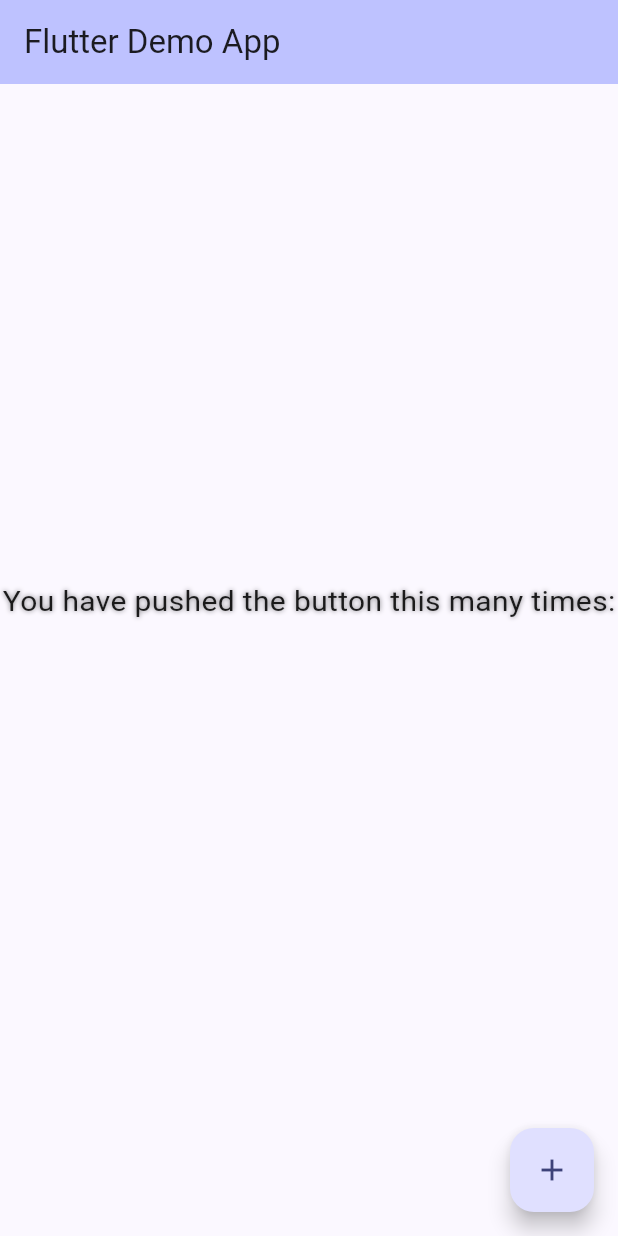
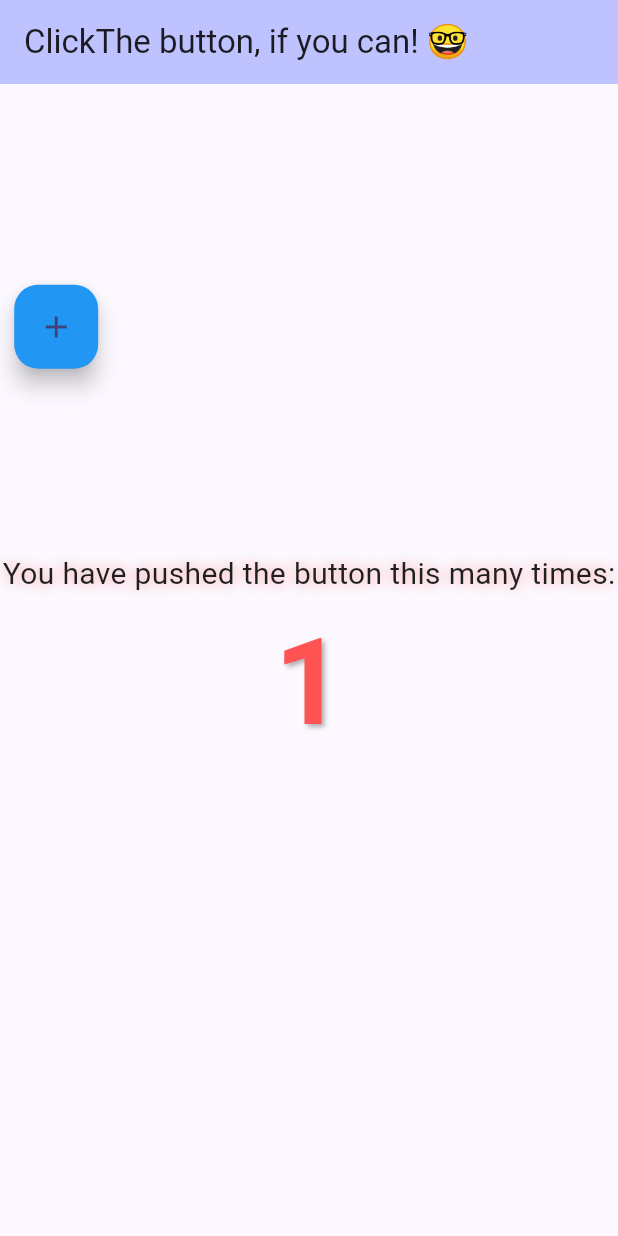
Before and after one commit to Sterlites/SimpleClickCounter, a Flutter app: the MyHomePage screen opened directly, after a tap on the "add" icon, on a phone screen of 412 x 824 dp. Run offline on Flutter 3.47's test engine with Material 3 defaults, Android fonts, the phone set to English and light mode, and no system bars; Roboto replaces fonts that are missing (Arial, Verdana).

Commit message:
ClickThe button, if you can! 🤓

```diff
--- a/lib/main.dart
+++ b/lib/main.dart
@@ -1,4 +1,10 @@
 import 'package:flutter/material.dart';
+import 'dart:math' as math;
+
+// Customizable parameters
+const double ANIMATION_SPEED = 100.0; // Pixels per second
+const Color BUTTON_COLOR = Colors.blue; // Color of the floating button
+const double EDGE_BOUNCE_RANDOMNESS = 0.2; // 0.0 to 1.0, adds randomness to bounce angle
 
 void main() {
   runApp(const MyApp());
@@ -7,31 +13,15 @@ void main() {
 class MyApp extends StatelessWidget {
   const MyApp({super.key});
 
-  // This widget is the root of your application.
   @override
   Widget build(BuildContext context) {
     return MaterialApp(
-      title: 'Flutter Demo',
+      title: 'ClickThe button, if you can! 🤓',
       theme: ThemeData(
-        // This is the theme of your application.
-        //
-        // TRY THIS: Try running your application with "flutter run". You'll see
-        // the application has a purple toolbar. Then, without quitting the app,
-        // try changing the seedColor in the colorScheme below to Colors.green
-        // and then invoke "hot reload" (save your changes or press the "hot
-        // reload" button in a Flutter-supported IDE, or press "r" if you used
-        // the command line to start the app).
-        //
-        // Notice that the counter didn't reset back to zero; the application
-        // state is not lost during the reload. To reset the state, use hot
-        // restart instead.
-        //
-        // This works for code too, not just values: Most code changes can be
-        // tested with just a hot reload.
         colorScheme: ColorScheme.fromSeed(seedColor: const Color.fromARGB(255, 34, 49, 255)),
         useMaterial3: true,
       ),
-      home: const MyHomePage(title: 'Flutter Demo App'),
+      home: const MyHomePage(title: 'ClickThe button, if you can! 🤓'),
     );
   }
 }
@@ -39,68 +29,128 @@ class MyApp extends StatelessWidget {
 class MyHomePage extends StatefulWidget {
   const MyHomePage({super.key, required this.title});
 
-  // This widget is the home page of your application. It is stateful, meaning
-  // that it has a State object (defined below) that contains fields that affect
-  // how it looks.
-
-  // This class is the configuration for the state. It holds the values (in this
-  // case the title) provided by the parent (in this case the App widget) and
-  // used by the build method of the State. Fields in a Widget subclass are
-  // always marked "final".
-
   final String title;
 
   @override
   State<MyHomePage> createState() => _MyHomePageState();
 }
 
-class _MyHomePageState extends State<MyHomePage> {
+class _MyHomePageState extends State<MyHomePage> with SingleTickerProviderStateMixin {
   int _counter = 0;
+  late AnimationController _controller;
+  late ValueNotifier<Offset> _position;
+  late ValueNotifier<Offset> _velocity;
+
+  @override
+  void initState() {
+    super.initState();
+    _position = ValueNotifier(Offset.zero);
+    _velocity = ValueNotifier(_getRandomVelocity());
+    _controller = AnimationController(
+      vsync: this,
+      duration: const Duration(seconds: 1),
+    )..repeat();
+
+    _controller.addListener(_updatePosition);
+  }
+
+  Offset _getRandomVelocity() {
+    final angle = math.Random().nextDouble() * 2 * math.pi;
+    return Offset(math.cos(angle), math.sin(angle));
+  }
+
+  void _updatePosition() {
+    final size = MediaQuery.of(context).size;
+    final buttonSize = 156.0;
+    final maxX = size.width - buttonSize;
+    final maxY = size.height - buttonSize - kToolbarHeight;
+
+    var newX = _position.value.dx + _velocity.value.dx * ANIMATION_SPEED * _controller.value;
+    var newY = _position.value.dy + _velocity.value.dy * ANIMATION_SPEED * _controller.value;
+
+    var newVelocityX = _velocity.value.dx;
+    var newVelocityY = _velocity.value.dy;
+
+    bool bounced = false;
+
+    if (newX < 0 || newX > maxX) {
+      newVelocityX *= -1;
+      newX = newX < 0 ? 0 : maxX;
+      bounced = true;
+    }
+
+    if (newY < 0 || newY > maxY) {
+      newVelocityY *= -1;
+      newY = newY < 0 ? 0 : maxY;
+      bounced = true;
+    }
+
+    if (bounced) {
+      // Add some randomness to the bounce angle
+      final currentAngle = math.atan2(newVelocityY, newVelocityX);
+      final randomAngleChange = (math.Random().nextDouble() - 0.5) * EDGE_BOUNCE_RANDOMNESS * math.pi;
+      final newAngle = currentAngle + randomAngleChange;
+      final speed = math.sqrt(newVelocityX * newVelocityX + newVelocityY * newVelocityY);
+      newVelocityX = speed * math.cos(newAngle);
+      newVelocityY = speed * math.sin(newAngle);
+    }
+
+    _position.value = Offset(newX, newY);
+    _velocity.value = Offset(newVelocityX, newVelocityY);
+  }
+
+  @override
+  void dispose() {
+    _controller.dispose();
+    _position.dispose();
+    _velocity.dispose();
+    super.dispose();
+  }
 
   void _incrementCounter() {
     setState(() {
-      // This call to setState tells the Flutter framework that something has
-      // changed in this State, which causes it to rerun the build method below
-      // so that the display can reflect the updated values. If we changed
-      // _counter without calling setState(), then the build method would not be
-      // called again, and so nothing would appear to happen.
       _counter++;
     });
   }
 
   @override
   Widget build(BuildContext context) {
-    // This method is rerun every time setState is called, for instance as done
-    // by the _incrementCounter method above.
-    //
-    // The Flutter framework has been optimized to make rerunning build methods
-    // fast, so that you can just rebuild anything that needs updating rather
-    // than having to individually change instances of widgets.
     return Scaffold(
       appBar: AppBar(
-        // TRY THIS: Try changing the color here to a specific color (to
-        // Colors.amber, perhaps?) and trigger a hot reload to see the AppBar
-        // change color while the other colors stay the same.
         backgroundColor: Theme.of(context).colorScheme.inversePrimary,
-        // Here we take the value from the MyHomePage object that was created by
-        // the App.build method, and use it to set our appbar title.
         title: Text(widget.title),
       ),
-      body: Center(
-        child: Transform(
-          transform: Matrix4.diagonal3Values(1, 0.9, 1),
+      body: Stack(
+        children: [
+          Center(
             child: Column(
               mainAxisAlignment: MainAxisAlignment.center,
               children: [
                 Text(
                   'You have pushed the button this many times:',
                   style: TextStyle(
-                  fontFamily: 'Arial',
+                    fontFamily: 'Verdana',
                     fontSize: 20,
                     color: Colors.black87,
                     shadows: [
                       Shadow(
-                      color: Colors.black.withOpacity(0.5),
+                        color: Colors.red.withOpacity(0.5),
+                        blurRadius: 10,
+                      ),
+                    ],
+                  ),
+                ),
+                Text(
+                  '$_counter',
+                  style: TextStyle(
+                    fontSize: 80,
+                    fontWeight: FontWeight.bold,
+                    color: Colors.redAccent,
+                    fontFamily: 'Roboto',
+                    shadows: [
+                      Shadow(
+                        color: Colors.black.withOpacity(0.3),
+                        offset: Offset(2, 2),
                         blurRadius: 4,
                       ),
                     ],
@@ -109,13 +159,23 @@ class _MyHomePageState extends State<MyHomePage> {
               ],
             ),
           ),
-      ),
-
-      floatingActionButton: FloatingActionButton(
+          ValueListenableBuilder<Offset>(
+            valueListenable: _position,
+            builder: (context, position, child) {
+              return Positioned(
+                left: position.dx,
+                top: position.dy + kToolbarHeight,
+                child: FloatingActionButton(
                   onPressed: _incrementCounter,
                   tooltip: 'Increment',
+                  backgroundColor: BUTTON_COLOR,
                   child: const Icon(Icons.add),
-      ), // This trailing comma makes auto-formatting nicer for build methods.
+                ),
+              );
+            },
+          ),
+        ],
+      ),
     );
   }
 }
```
Lines whose indentation alone changed are shown as unchanged.
